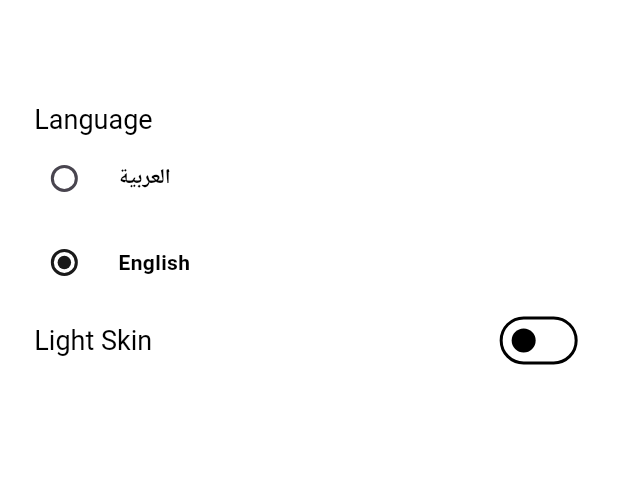
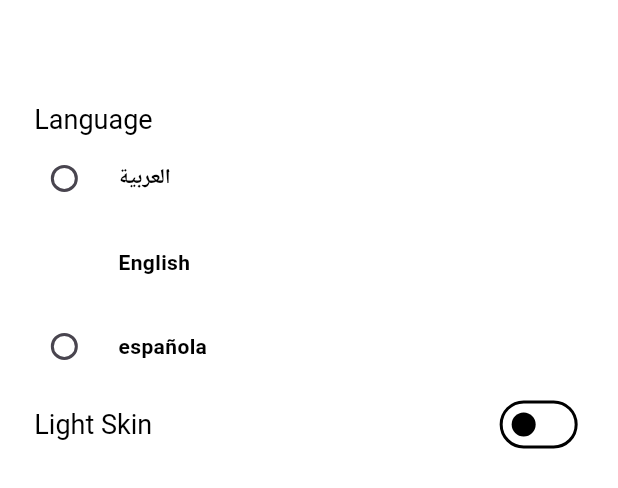
Before and after one commit to SheetalAlbiorix/kites_news_app, a Flutter app: the AppDrawerPage widget shown alone on an empty page, opened directly, on a phone screen of 412 x 824 dp. Shown: the top 488 px of the screen. Run offline on Flutter 3.47's test engine with Material 3 defaults, Android fonts, the phone set to English and light mode, and no system bars; our stand-ins replace cached_network_image, dartz, device_preview, dio, equatable, flutter_screenutil and 8 more; accounts and stored records are empty; generated files the repository leaves out were written again; Roboto replaces fonts that are missing (Georgia); statements that could not run were skipped.

Commit message:
Worked on theme and List animation.

```diff
--- a/kites_news_app/lib/src/core/style/app_colors.dart
+++ b/kites_news_app/lib/src/core/style/app_colors.dart
@@ -16,4 +16,8 @@ class AppColors {
   static const gray = Color(0xFF9A9A9A);
   static const red = Color(0xFFD32F2F);
   static const transparent = Colors.transparent;
+  static const cardLightBg = Color(0xffD0DDD0);
+  static const cardDarkBg = Color(0xff2F3E35);
+
+
 }
--- a/kites_news_app/lib/src/core/style/app_theme.dart
+++ b/kites_news_app/lib/src/core/style/app_theme.dart
@@ -8,7 +8,10 @@ import 'app_text_style.dart';
 /// Light theme
 final ThemeData appTheme = ThemeData(
   dialogBackgroundColor: AppColors.lightGray,
-  cardColor: AppColors.primaryColor,
+  // cardColor: AppColors.cardLightBg,
+  cardTheme: CardThemeData(
+    color: AppColors.cardLightBg,
+  ),
   appBarTheme: AppBarTheme(
     // shadowColor: AppColors.lightGray,
     color: AppColors.white,
@@ -63,7 +66,10 @@ final ThemeData appTheme = ThemeData(
 /// Dark theme
 final ThemeData darkAppTheme = ThemeData(
   dialogBackgroundColor: AppColors.primaryColor,
-  cardColor: AppColors.orange.withValues(alpha: 0.5),
+  // cardColor: AppColors.cardDarkBg,
+  cardTheme: CardThemeData(
+    color: AppColors.cardDarkBg,
+  ),
   appBarTheme: AppBarTheme(
     shadowColor: AppColors.white,
     color: AppColors().darkGray,
--- a/kites_news_app/lib/src/core/translations/intl_ar.arb
+++ b/kites_news_app/lib/src/core/translations/intl_ar.arb
@@ -1,6 +1,8 @@
 {
   "arabic": "العربية",
   "english": "English",
+  "spanish": "española",
+  "kite_news_app_by_kagi": "تطبيق Kite News من Kagi",
   "ny_times_most_popular": "NY Times الأكثر شيوعاً في",
   "required_field": "الحقل مطلوب",
   "dark_skin": "المظهر الليلي",
--- a/kites_news_app/lib/src/core/translations/intl_en.arb
+++ b/kites_news_app/lib/src/core/translations/intl_en.arb
@@ -1,6 +1,8 @@
 {
   "arabic": "العربية",
   "english": "English",
+  "spanish": "española",
+  "kite_news_app_by_kagi": "Kite News app by Kagi",
   "ny_times_most_popular": "NY Times Most Popular",
   "required_field": "Required Field",
   "dark_skin": "Dark Skin",
--- a/kites_news_app/lib/src/features/news/presentation/notifiers/NewsNotifier.dart
+++ b/kites_news_app/lib/src/features/news/presentation/notifiers/NewsNotifier.dart
@@ -1,3 +1,5 @@
+import 'dart:async';
+
 import 'package:kites_news_app/src/core/network/response.dart';
 import 'package:kites_news_app/src/features/articles/presentation/notifiers/base_notifier.dart';
 import 'package:kites_news_app/src/features/news/domain/models/category_response.dart';
--- a/kites_news_app/lib/src/shared/domain/entities/language_enum.dart
+++ b/kites_news_app/lib/src/shared/domain/entities/language_enum.dart
@@ -5,6 +5,7 @@ import '../../../core/translations/l10n.dart';
 enum LanguageEnum {
   ar, // Arabic
   en, // English
+  sp, // Spanish
 }
 
 extension LanguageEnumExtension on LanguageEnum {
@@ -15,7 +16,8 @@ extension LanguageEnumExtension on LanguageEnum {
 
       case LanguageEnum.en:
         return "en";
-
+      case LanguageEnum.sp:
+        return "sp";
       default:
         return "1";
     }
@@ -28,7 +30,8 @@ extension LanguageEnumExtension on LanguageEnum {
 
       case LanguageEnum.en:
         return "en_US";
-
+      case LanguageEnum.sp:
+        return "es_ES";
       default:
         return "en_US";
     }
@@ -41,6 +44,8 @@ extension LanguageEnumExtension on LanguageEnum {
 
       case LanguageEnum.en:
         return S.of(navigatorKey.currentContext!).english;
+      case LanguageEnum.sp:
+        return S.of(navigatorKey.currentContext!).spanish;
 
       default:
         return S.of(navigatorKey.currentContext!).english;
--- a/kites_news_app/lib/src/shared/presentation/pages/app_drawer_page.dart
+++ b/kites_news_app/lib/src/shared/presentation/pages/app_drawer_page.dart
@@ -99,6 +99,28 @@ class _AppDrawerPageState extends State<AppDrawerPage> {
             ),
           ),
 
+          // Spanish language
+          Theme(
+            data: ThemeData(unselectedWidgetColor: Theme.of(context).iconTheme.color),
+            child: RadioListTile(
+              activeColor: selectedLanguage != LanguageEnum.sp
+                  ? Theme.of(context).iconTheme.color
+                  : Theme.of(context).cardColor,
+              contentPadding: EdgeInsets.zero,
+              title: Text(
+                S.of(context).spanish,
+                style: Theme.of(context).textTheme.bodyMedium!.copyWith(
+                  fontWeight: FontWeight.bold,
+                ),
+              ),
+              value: LanguageEnum.values[2],
+              groupValue: selectedLanguage,
+              onChanged: (value) {
+                selectedLanguage = value!;
+                context.read<AppNotifier>().setLocale(context, selectedLanguage);
+              },
+            ),
+          ),
           // Theme
           Row(
             mainAxisAlignment: MainAxisAlignment.spaceBetween,
--- a/kites_news_app/lib/src/shared/presentation/pages/background_page.dart
+++ b/kites_news_app/lib/src/shared/presentation/pages/background_page.dart
@@ -57,12 +57,12 @@ class _BackgroundPageState extends State<BackgroundPage> {
           isCallFromDrawer = false;
         }
       },
-      drawer: widget.withDrawer
+      drawer: /*widget.withDrawer
           ? Drawer(
               backgroundColor: Theme.of(context).scaffoldBackgroundColor,
               child: AppDrawerPage(),
             )
-          : null,
+          : */null,
       body: SafeArea(
         bottom: widget.bottomSafeArea,
         top: widget.topSafeArea,
```
Also changed, not shown: kites_news_app/lib/src/core/translations/intl_es.arb (added, +20 -0 lines), kites_news_app/lib/src/features/news/presentation/pages/news_page.dart (+117 -92 lines).
